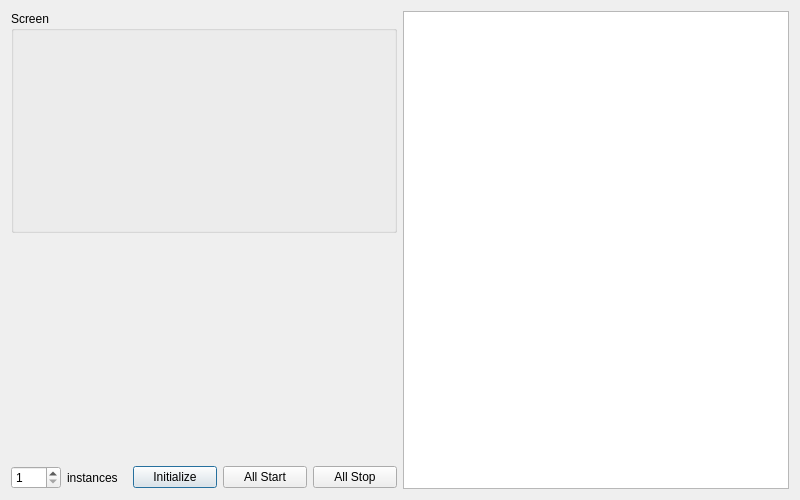
Before: the Qt Designer form maindialog.ui in cycycyc/qffplay3, drawn with Qt 5.
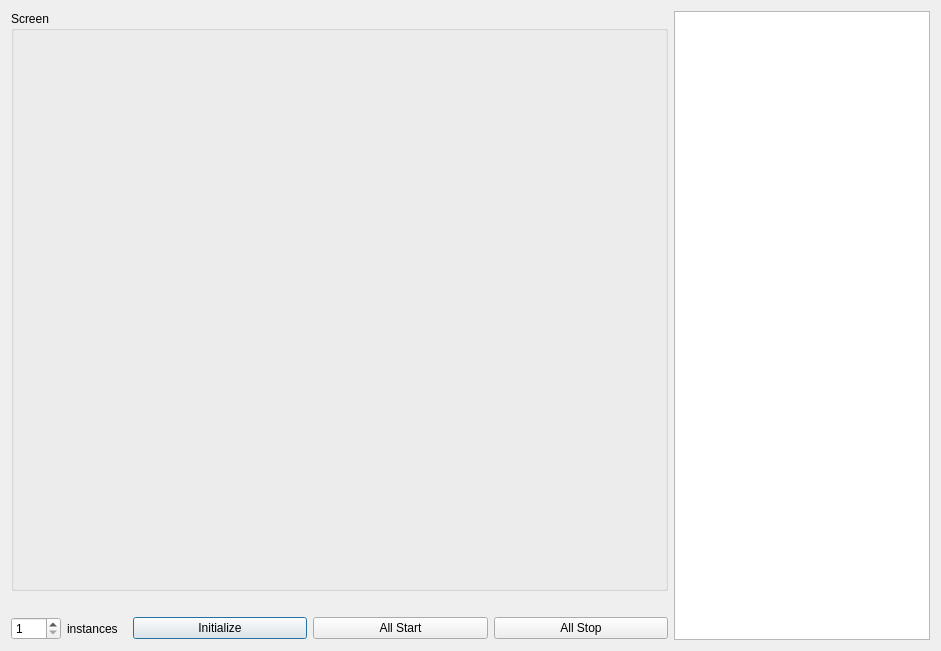
After: the same form once the commit is applied.

Patch:
```diff
--- a/maindialog.ui
+++ b/maindialog.ui
@@ -6,8 +6,8 @@
    <rect>
     <x>0</x>
     <y>0</y>
-    <width>800</width>
-    <height>500</height>
+    <width>941</width>
+    <height>651</height>
    </rect>
   </property>
   <property name="sizePolicy">
@@ -29,7 +29,14 @@
        </property>
        <layout class="QGridLayout" name="gridLayout">
         <item row="0" column="0">
-         <widget class="QWidget" name="screen" native="true"/>
+         <widget class="QWidget" name="screen" native="true">
+          <property name="sizePolicy">
+           <sizepolicy hsizetype="Expanding" vsizetype="Expanding">
+            <horstretch>0</horstretch>
+            <verstretch>0</verstretch>
+           </sizepolicy>
+          </property>
+         </widget>
         </item>
        </layout>
       </widget>
```
